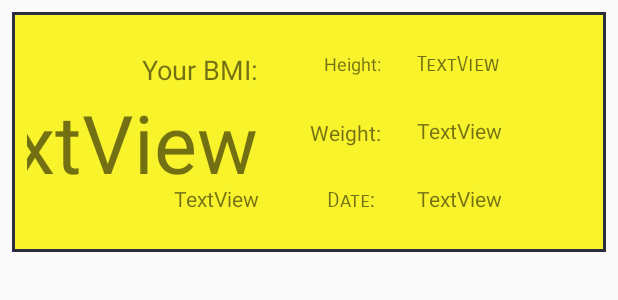
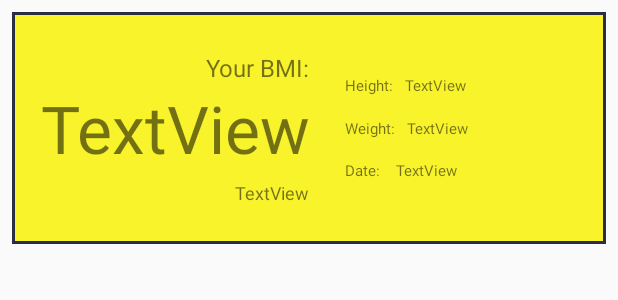
Before and after one commit to Suqu13/SWiM_Lab, an Android app: the layout layout_result.xml on its own in the app's theme, with its tools: preview values and no code run, on a phone screen of 412 x 824 dp. Shown: the top 300 px of the screen. Run offline under Robolectric (Android 15) with nearby library versions, the phone set to English and light mode, and no system bars.

Commit message:
history works, refactor needed

```diff
--- a/BMI/app/build.gradle
+++ b/BMI/app/build.gradle
@@ -32,4 +32,5 @@ dependencies {
     androidTestImplementation 'com.android.support.test.espresso:espresso-core:3.0.2'
     implementation 'com.android.support:design:28.0.0'
     implementation 'com.android.support:recyclerview-v7:28.0.0'
+    implementation 'com.github.salomonbrys.kotson:kotson:2.5.0'
 }
--- a/BMI/app/src/main/java/com/example/bmi/Result.kt
+++ b/BMI/app/src/main/java/com/example/bmi/Result.kt
@@ -1,4 +1,5 @@
 package com.example.bmi
 
-class Result(val height: Double, val weight: Double, val bmiRate: Double, val date: String, val status: String) {
+data class Result(val height: String, val weight: String, val bmiRate: String, val date: String, val status: String) {
+
 }
--- a/BMI/app/src/main/res/layout/activity_history.xml
+++ b/BMI/app/src/main/res/layout/activity_history.xml
@@ -3,5 +3,6 @@
         android:id="@+id/my_recycler_view"
         android:scrollbars="vertical"
         android:layout_width="match_parent"
-        android:layout_height="match_parent" xmlns:android="http://schemas.android.com/apk/res/android"
-/>
+        android:layout_height="match_parent"
+        xmlns:android="http://schemas.android.com/apk/res/android">
+</android.support.v7.widget.RecyclerView>
--- a/BMI/app/src/main/res/layout/layout_result.xml
+++ b/BMI/app/src/main/res/layout/layout_result.xml
@@ -13,7 +13,7 @@
             android:layout_width="wrap_content"
             android:layout_height="64dp"
             android:id="@+id/bmiRate"
-            android:textSize="54sp"
+            android:textSize="44sp"
             app:layout_constraintEnd_toStartOf="@+id/guideline2"
             app:layout_constraintTop_toBottomOf="@+id/textView12" android:textAlignment="textEnd"
     />
@@ -24,19 +24,19 @@
             app:layout_constraintBottom_toTopOf="@+id/bmiRate"
             app:layout_constraintTop_toTopOf="parent"
             android:layout_marginTop="16dp" android:id="@+id/textView12"
-            app:layout_constraintEnd_toStartOf="@+id/guideline2" android:textSize="18sp"
+            app:layout_constraintEnd_toStartOf="@+id/guideline2" android:textSize="16sp"
             android:textAlignment="textEnd"
     />
     <android.support.constraint.Guideline android:layout_width="wrap_content" android:layout_height="wrap_content"
                                           android:id="@+id/guideline2"
-                                          android:orientation="vertical" app:layout_constraintGuide_percent="0.41"
+                                          android:orientation="vertical" app:layout_constraintGuide_percent="0.5"
     />
     <TextView
             android:text="TextView"
             android:layout_width="wrap_content"
             android:layout_height="wrap_content"
             android:id="@+id/status" app:layout_constraintEnd_toStartOf="@+id/guideline2"
-            app:layout_constraintTop_toBottomOf="@+id/bmiRate" android:textSize="14sp" android:textAlignment="textEnd"
+            app:layout_constraintTop_toBottomOf="@+id/bmiRate" android:textSize="12sp" android:textAlignment="textEnd"
             app:layout_constraintBottom_toBottomOf="parent"
             app:layout_constraintVertical_bias="1.0"
             android:layout_marginBottom="16dp"/>
@@ -45,61 +45,48 @@
             android:layout_width="wrap_content"
             android:layout_height="wrap_content"
             app:layout_constraintTop_toTopOf="parent"
-            android:id="@+id/textView22" android:textSize="12sp"
-            android:layout_marginTop="16dp"
-            app:layout_constraintEnd_toStartOf="@+id/guideline7" android:layout_marginEnd="16dp"
-    />
+            android:id="@+id/textView22" android:textSize="10sp"
+            android:layout_marginTop="32dp"
+            android:layout_marginStart="24dp" app:layout_constraintStart_toStartOf="@+id/guideline2"/>
     <TextView
             android:text="Weight:"
             android:layout_width="wrap_content"
             android:layout_height="wrap_content"
-            android:id="@+id/textView23" android:textSize="14sp" android:layout_marginTop="8dp"
-            app:layout_constraintTop_toBottomOf="@+id/textView22" android:layout_marginBottom="8dp"
+            android:id="@+id/textView23" android:textSize="10sp"
+            app:layout_constraintTop_toBottomOf="@+id/textView22"
             app:layout_constraintBottom_toTopOf="@+id/textView21" app:layout_constraintVertical_bias="0.523"
-            app:layout_constraintEnd_toStartOf="@+id/guideline7" android:layout_marginEnd="16dp"
-    />
+            android:layout_marginStart="24dp" app:layout_constraintStart_toStartOf="@+id/guideline2"/>
     <TextView
             android:text="Date: "
             android:layout_width="wrap_content"
             android:layout_height="wrap_content"
             android:id="@+id/textView21"
-            android:textSize="14sp"
-            app:layout_constraintEnd_toStartOf="@+id/guideline7" android:layout_marginEnd="16dp"
-            app:layout_constraintBottom_toTopOf="@+id/guideline6" android:fontFamily="sans-serif-smallcaps"
-            android:layout_marginBottom="16dp"
-    />
-    <android.support.constraint.Guideline android:layout_width="wrap_content" android:layout_height="wrap_content"
-                                          android:id="@+id/guideline6"
-                                          android:orientation="horizontal"
-                                          app:layout_constraintGuide_percent="1.0" android:layout_marginEnd="411dp"
-                                          app:layout_constraintEnd_toEndOf="parent"/>
+            android:textSize="10sp"
+            app:layout_constraintStart_toEndOf="@+id/status" android:layout_marginStart="24dp"
+            android:layout_marginBottom="32dp" app:layout_constraintBottom_toBottomOf="parent"/>
     <TextView
             android:text="TextView"
             android:layout_width="wrap_content"
             android:layout_height="wrap_content"
-            android:id="@+id/height" android:textSize="14sp" app:layout_constraintStart_toEndOf="@+id/textView22"
-            android:layout_marginStart="24dp" app:layout_constraintTop_toTopOf="parent" android:layout_marginTop="16dp"
+            android:id="@+id/height" android:textSize="10sp" app:layout_constraintStart_toEndOf="@+id/textView22"
+            android:layout_marginStart="8dp" app:layout_constraintTop_toTopOf="parent" android:layout_marginTop="32dp"
             android:textAlignment="viewStart"
-            android:fontFamily="sans-serif-smallcaps"/>
-    <TextView
-            android:text="TextView"
-            android:layout_width="wrap_content"
-            android:layout_height="wrap_content"
-            android:id="@+id/weight" android:layout_marginStart="24dp"
-            app:layout_constraintStart_toEndOf="@+id/textView23"
-            android:textSize="14sp" android:layout_marginTop="8dp"
-            app:layout_constraintTop_toBottomOf="@+id/height" android:textAlignment="viewStart"
-            android:layout_marginBottom="8dp" app:layout_constraintBottom_toTopOf="@+id/date"
     />
     <TextView
             android:text="TextView"
             android:layout_width="wrap_content"
             android:layout_height="wrap_content"
-            android:id="@+id/date" android:textSize="14sp"
-            android:layout_marginStart="24dp" app:layout_constraintStart_toEndOf="@+id/textView21"
-            app:layout_constraintBottom_toTopOf="@+id/guideline6"
-            android:layout_marginBottom="16dp"/>
-    <android.support.constraint.Guideline android:layout_width="wrap_content" android:layout_height="wrap_content"
-                                          android:id="@+id/guideline7" app:layout_constraintGuide_begin="252dp"
-                                          android:orientation="vertical"/>
+            android:id="@+id/weight" android:layout_marginStart="8dp"
+            app:layout_constraintStart_toEndOf="@+id/textView23"
+            android:textSize="10sp"
+            app:layout_constraintTop_toBottomOf="@+id/height" android:textAlignment="viewStart"
+            app:layout_constraintBottom_toTopOf="@+id/date"
+    />
+    <TextView
+            android:text="TextView"
+            android:layout_width="wrap_content"
+            android:layout_height="wrap_content"
+            android:id="@+id/date" android:textSize="10sp"
+            android:layout_marginStart="8dp" app:layout_constraintStart_toEndOf="@+id/textView21"
+            android:layout_marginBottom="32dp" app:layout_constraintBottom_toBottomOf="parent"/>
 </android.support.constraint.ConstraintLayout>
```
Also changed, not shown: BMI/app/src/main/java/com/example/bmi/HistoryActivity.kt (+1 -17 lines), BMI/app/src/main/java/com/example/bmi/MainActivity.kt (+30 -19 lines), BMI/app/src/main/java/com/example/bmi/ResultsHistory.kt (added, +25 -0 lines), BMI/app/src/main/java/com/example/bmi/SharedPreferencesService.kt (+30 -1 lines).
